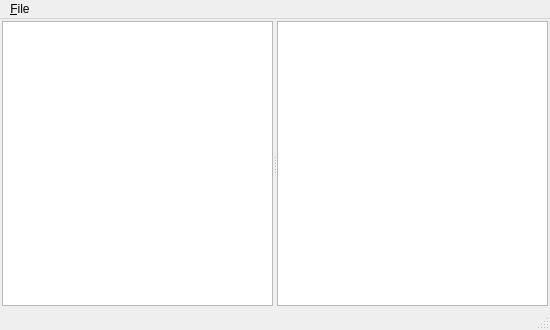
Before: the Qt Designer form mainwindow.ui in kernel1024/qregedit, drawn with Qt 5.
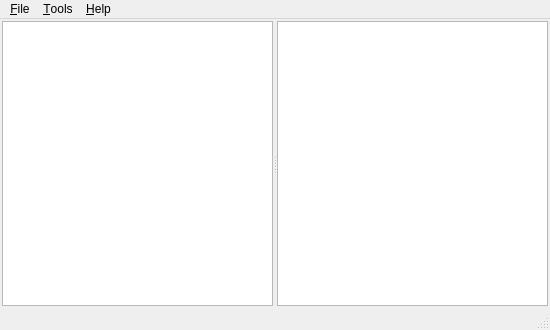
After: the same form once the commit is applied.

Patch:
```diff
--- a/mainwindow.ui
+++ b/mainwindow.ui
@@ -87,7 +87,22 @@
     <addaction name="separator"/>
     <addaction name="actionExit"/>
    </widget>
+   <widget class="QMenu" name="menuTools">
+    <property name="title">
+     <string>&amp;Tools</string>
+    </property>
+    <addaction name="actionSettings"/>
+   </widget>
+   <widget class="QMenu" name="menuHelp">
+    <property name="title">
+     <string>&amp;Help</string>
+    </property>
+    <addaction name="actionAbout"/>
+    <addaction name="actionAboutQt"/>
+   </widget>
    <addaction name="menuFile"/>
+   <addaction name="menuTools"/>
+   <addaction name="menuHelp"/>
   </widget>
   <widget class="QStatusBar" name="statusBar"/>
   <action name="actionOpenHive">
```
Left out of the diff: 21 changed lines with no effect on the pictures.
